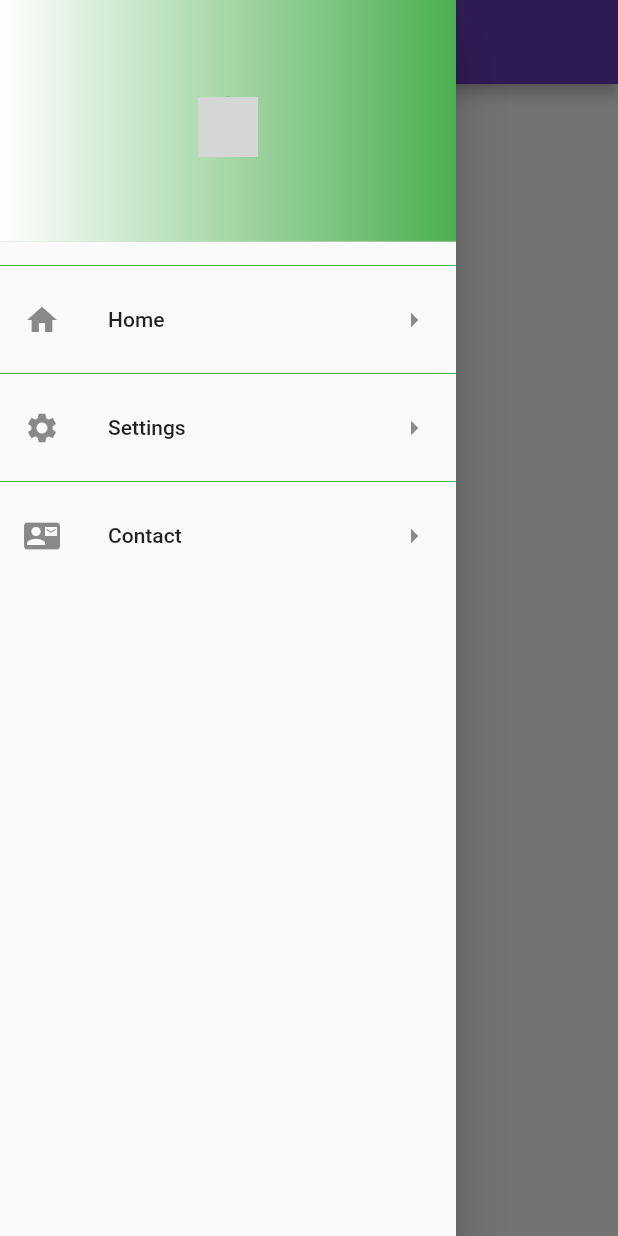
After one commit to rayen8/cinema-manager, a Flutter app: the screen it shows after launch, with the side drawer open, on a phone screen of 412 x 824 dp. The commit adds this screen. Run offline on Flutter 3.47's test engine with Material 2 defaults, Android fonts, the phone set to English and light mode, and no system bars; grey boxes are pictures that could not be loaded.

Commit message:
Refactor main code

```diff
--- a/cinema_app/lib/main.dart
+++ b/cinema_app/lib/main.dart
@@ -14,7 +14,7 @@ class MyApp extends StatelessWidget {
       title: 'Cinema App',
       debugShowCheckedModeBanner: false,
       theme: ThemeData(primarySwatch: Colors.deepPurple),
-      home: MainScreen(),
+      home: const MainScreen(),
     );
   }
 }
--- a/cinema_app/lib/screens/main_screen.dart
+++ b/cinema_app/lib/screens/main_screen.dart
@@ -1,78 +1,19 @@
-import 'package:cinema_app/screens/villes_screen.dart';
-import 'package:cinema_app/screens/settings_screen.dart';
-import 'package:cinema_app/widgets/menu_item.dart';
+import 'package:cinema_app/widgets/main_drawer.dart';
 import 'package:flutter/material.dart';
 
 class MainScreen extends StatelessWidget {
-  MainScreen({Key? key}) : super(key: key);
-
-  final List<Map<String, dynamic>> menus = [
-    {
-      'title': 'Home',
-      'icon': const Icon(Icons.home),
-      'page': const VillesScreen(),
-    },
-    {
-      'title': 'Settings',
-      'icon': const Icon(Icons.settings),
-      'page': const SettingsScreen(),
-    },
-    {
-      'title': 'Contact',
-      'icon': const Icon(Icons.contact_mail),
-      'page': const SettingsScreen(),
-    }
-  ];
+  const MainScreen({Key? key}) : super(key: key);
 
   @override
   Widget build(BuildContext context) {
     return Scaffold(
       appBar: AppBar(
-        title: const Text("Cinema Page"),
+        title: const Text("Latest Movies"),
+        centerTitle: true,
       ),
+      drawer: MainDrawer(),
       body: const Center(
         child: Text("Home cinema..."),
-      ),
-      drawer: Drawer(
-        child: ListView(
-          children: [
-            const DrawerHeader(
-              child: Center(
-                child: CircleAvatar(
-                  backgroundImage: AssetImage("./assets/profile.png"),
-                  radius: 20,
-                ),
-              ),
-              decoration: BoxDecoration(
-                  gradient:
-                      LinearGradient(colors: [Colors.white, Colors.green])),
-            ),
-            ...menus.map(
-              (item) {
-                return Column(
-                  children: [
-                    const Divider(
-                      color: Colors.green,
-                    ),
-                    MenuItem(
-                      menuTitle: item['title'],
-                      menuIcon: item['icon'],
-                      handler: (context) {
-                        Navigator.pop(context);
-                        Navigator.push(
-                          context,
-                          MaterialPageRoute(
-                            builder: (context) => item['page'],
-                          ),
-                        );
-                      },
-                    ),
-                  ],
-                );
-              },
-            ),
-          ],
-        ),
       ),
     );
   }
--- a/cinema_app/lib/screens/salles_screen.dart
+++ b/cinema_app/lib/screens/salles_screen.dart
@@ -236,7 +236,6 @@ class _SallesScreenState extends State<SallesScreen> {
   }
 
   void loadProjections(salle) {
-    log("Selected salle id: " + salle['id'].toString());
     //String url1=GlobalData.host+"/salles/${salle['id']}/projections?projection=FilmProjection";
     String url2 = salle['_links']['projections']['href']
         .toString()
@@ -261,7 +260,6 @@ class _SallesScreenState extends State<SallesScreen> {
     String url = projection['_links']['tickets']['href']
         .toString()
         .replaceAll("{?projection}", "?projection=TicketProjection");
-    log("Loading tickets for projection: " + url);
     http.get(Uri.parse(url)).then((resp) {
       setState(() {
         projection['listTickets'] =
@@ -270,7 +268,6 @@ class _SallesScreenState extends State<SallesScreen> {
         projection['nombrePlacesDisponibles'] =
             nombrePlaceDisponibles(projection);
       });
-      log(salle['currentProjection']['listTickets'].toString());
     }).catchError((err) {
       log(err);
     });
--- a/cinema_app/lib/screens/settings_screen.dart
+++ b/cinema_app/lib/screens/settings_screen.dart
@@ -7,7 +7,7 @@ class SettingsScreen extends StatelessWidget {
   Widget build(BuildContext context) {
     return Scaffold(
       appBar: AppBar(
-        title: const Text('Villes'),
+        title: const Text('Settings'),
       ),
       body: const Center(
         child: Text("Settings Page..."),
--- /dev/null
+++ b/cinema_app/lib/widgets/main_drawer.dart
@@ -0,0 +1,73 @@
+import 'package:cinema_app/screens/settings_screen.dart';
+import 'package:cinema_app/screens/villes_screen.dart';
+import 'package:cinema_app/widgets/menu_item.dart';
+import 'package:flutter/material.dart';
+
+class MainDrawer extends StatelessWidget {
+  MainDrawer({Key? key}) : super(key: key);
+
+  final List<Map<String, dynamic>> menus = [
+    {
+      'title': 'Home',
+      'icon': const Icon(Icons.home),
+      'page': const VillesScreen(),
+    },
+    {
+      'title': 'Settings',
+      'icon': const Icon(Icons.settings),
+      'page': const SettingsScreen(),
+    },
+    {
+      'title': 'Contact',
+      'icon': const Icon(Icons.contact_mail),
+      'page': const SettingsScreen(),
+    }
+  ];
+
+  @override
+  Widget build(BuildContext context) {
+    return Drawer(
+      child: ListView(
+        children: [
+          const DrawerHeader(
+            child: Center(
+              child: CircleAvatar(
+                backgroundImage: AssetImage("./assets/profile.png"),
+                radius: 20,
+              ),
+            ),
+            decoration: BoxDecoration(
+              gradient: LinearGradient(
+                colors: [Colors.white, Colors.green],
+              ),
+            ),
+          ),
+          ...menus.map(
+            (item) {
+              return Column(
+                children: [
+                  const Divider(
+                    color: Colors.green,
+                  ),
+                  MenuItem(
+                    menuTitle: item['title'],
+                    menuIcon: item['icon'],
+                    handler: (context) {
+                      Navigator.pop(context);
+                      Navigator.push(
+                        context,
+                        MaterialPageRoute(
+                          builder: (context) => item['page'],
+                        ),
+                      );
+                    },
+                  ),
+                ],
+              );
+            },
+          ),
+        ],
+      ),
+    );
+  }
+}
```
